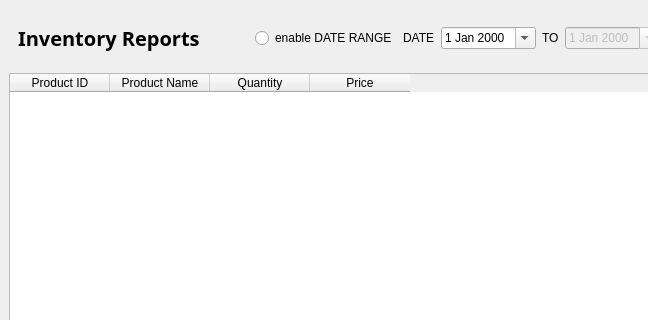
This is Screens/MainMenuScreens/Reports/Inventory_Report.ui in Bideiro/Ranil_project_py as Qt 5 draws it before an edit; both pictures show x 0 to 648 and y 0 to 320 of the 1005 by 582 pixel window. The edited form follows.
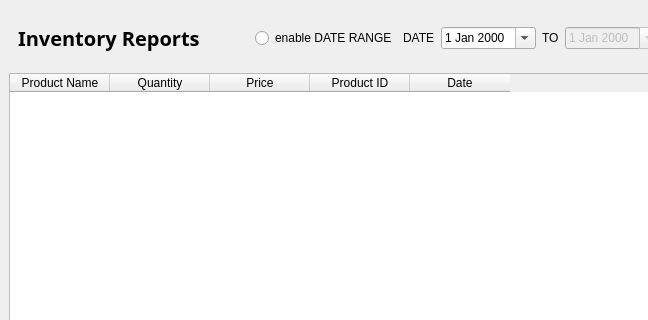
This is the edited form.

Patch:
```diff
--- a/Screens/MainMenuScreens/Reports/Inventory_Report.ui
+++ b/Screens/MainMenuScreens/Reports/Inventory_Report.ui
@@ -173,11 +173,6 @@
           <property name="sortingEnabled">
            <bool>true</bool>
           </property>
-          <column>
-           <property name="text">
-            <string>Product ID</string>
-           </property>
-          </column>
           <column>
            <property name="text">
             <string>Product Name</string>
@@ -193,6 +188,16 @@
             <string>Price</string>
            </property>
           </column>
+          <column>
+           <property name="text">
+            <string>Product ID</string>
+           </property>
+          </column>
+          <column>
+           <property name="text">
+            <string>Date</string>
+           </property>
+          </column>
          </widget>
         </item>
         <item>
```
